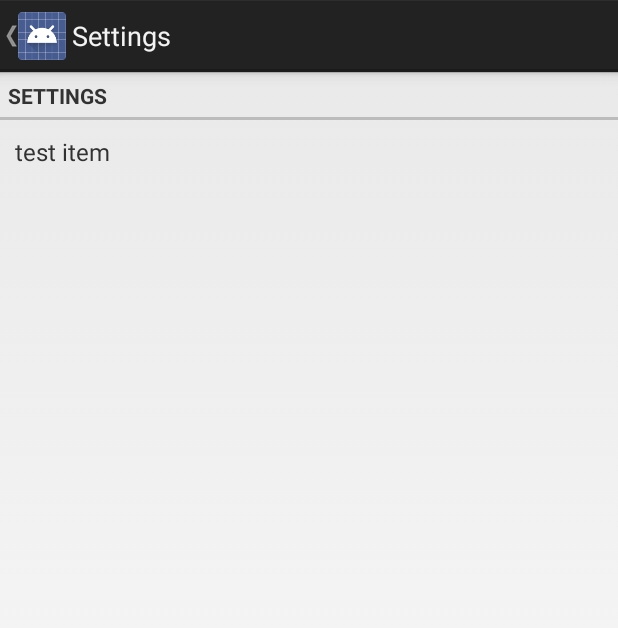
After one commit to kjl9999/LiquidGalaxyOpenDataProject, an Android app: the SettingsActivity screen opened directly, with no data from a screen before it, on a phone screen of 412 x 824 dp. The commit adds this screen. Shown: the top 628 px of the screen. Run offline under Robolectric (Android 15) with nearby library versions, the phone set to English and light mode, and no system bars.

Commit message:
2
Added Settings Activity

```diff
--- /dev/null
+++ b/LiquidGalaxyOpenData/src/main/java/com/kjl/liquidgalaxyopendata/SettingsActivity.java
@@ -0,0 +1,94 @@
+package com.kjl.liquidgalaxyopendata;
+
+import android.annotation.TargetApi;
+import android.app.Activity;
+import android.content.Context;
+import android.content.res.Configuration;
+import android.media.Ringtone;
+import android.media.RingtoneManager;
+import android.net.Uri;
+import android.os.Build;
+import android.os.Bundle;
+import android.preference.ListPreference;
+import android.preference.Preference;
+import android.preference.PreferenceActivity;
+import android.preference.PreferenceCategory;
+import android.preference.PreferenceFragment;
+import android.preference.PreferenceManager;
+import android.preference.RingtonePreference;
+import android.text.TextUtils;
+import android.view.LayoutInflater;
+import android.view.MenuItem;
+import android.support.v4.app.NavUtils;
+import android.widget.ArrayAdapter;
+import android.widget.ListView;
+
+import java.util.ArrayList;
+import java.util.Arrays;
+import java.util.List;
+
+/**
+ * A {@link PreferenceActivity} that presents a set of application settings. On
+ * handset devices, settings are presented as a single list. On tablets,
+ * settings are split by category, with category headers shown to the left of
+ * the list of settings.
+ * <p>
+ * See <a href="http://developer.android.com/design/patterns/settings.html">
+ * Android Design: Settings</a> for design guidelines and the <a
+ * href="http://developer.android.com/guide/topics/ui/settings.html">Settings
+ * API Guide</a> for more information on developing a Settings UI.
+ */
+public class SettingsActivity extends Activity {
+    /**
+     * Determines whether to always show the simplified settings UI, where
+     * settings are presented in a single list. When false, settings are shown
+     * as a master/detail two-pane view on tablets. When true, a single pane is
+     * shown on tablets.
+     */
+    private static final boolean ALWAYS_SIMPLE_PREFS = false;
+
+    @Override
+    protected void onCreate(Bundle savedInstanceState) {
+        super.onCreate(savedInstanceState);
+        setupActionBar();
+        setContentView(R.layout.settings);
+        final ListView listview = (ListView) findViewById(R.id.datasourcelist);
+        final ArrayAdapter<String> listAdapter ;
+
+        // Create ArrayAdapter using the planet list.
+        listAdapter = new ArrayAdapter<String>(this, R.layout.imagelistlayout);
+        listAdapter.add("test item");
+        listview.setAdapter(listAdapter);
+    }
+
+    /**
+     * Set up the {@link android.app.ActionBar}, if the API is available.
+     */
+    @TargetApi(Build.VERSION_CODES.HONEYCOMB)
+    private void setupActionBar() {
+        if (Build.VERSION.SDK_INT >= Build.VERSION_CODES.HONEYCOMB) {
+            // Show the Up button in the action bar.
+            getActionBar().setDisplayHomeAsUpEnabled(true);
+        }
+    }
+
+    @Override
+    public boolean onOptionsItemSelected(MenuItem item) {
+        switch (item.getItemId()) {
+            case android.R.id.home:
+                // This ID represents the Home or Up button. In the case of this
+                // activity, the Up button is shown. Use NavUtils to allow users
+                // to navigate up one level in the application structure. For
+                // more details, see the Navigation pattern on Android Design:
+                //
+                // http://developer.android.com/design/patterns/navigation.html#up-vs-back
+                //
+                // TODO: If Settings has multiple levels, Up should navigate up
+                // that hierarchy.
+                NavUtils.navigateUpFromSameTask(this);
+                return true;
+        }
+        return super.onOptionsItemSelected(item);
+    }
+
+}
--- /dev/null
+++ b/LiquidGalaxyOpenData/src/main/res/layout/imagelistlayout.xml
@@ -0,0 +1,7 @@
+<TextView xmlns:android="http://schemas.android.com/apk/res/android"
+          android:id="@+id/rowTextView"
+          android:layout_width="fill_parent"
+          android:layout_height="wrap_content"
+          android:padding="10dp"
+          android:textSize="16sp" >
+</TextView>
--- /dev/null
+++ b/LiquidGalaxyOpenData/src/main/res/layout/settings.xml
@@ -0,0 +1,24 @@
+<?xml version="1.0" encoding="utf-8"?>
+
+<LinearLayout xmlns:android="http://schemas.android.com/apk/res/android"
+              xmlns:tools="http://schemas.android.com/tools"
+              android:orientation="vertical"
+              android:layout_width="match_parent"
+              android:layout_height="match_parent">
+    <TextView
+            xmlns:android="http://schemas.android.com/apk/res/android"
+            android:id="@+id/datasources"
+            android:layout_width="fill_parent"
+            android:layout_height="wrap_content"
+            android:paddingTop="2dip"
+            android:paddingBottom="2dip"
+            android:paddingLeft="5dip"
+            style="?android:attr/listSeparatorTextViewStyle"
+            android:text="@string/action_settings"/>
+
+    <ListView
+            android:layout_width="wrap_content"
+            android:layout_height="wrap_content"
+            android:id="@+id/datasourcelist"
+            tools:listitem="@android:layout/simple_list_item_2"/>
+</LinearLayout>
--- a/LiquidGalaxyOpenData/src/main/res/values/dimens.xml
+++ b/LiquidGalaxyOpenData/src/main/res/values/dimens.xml
@@ -1,5 +1,5 @@
 <resources>
     <!-- Default screen margins, per the Android Design guidelines. -->
     <dimen name="activity_horizontal_margin">16dp</dimen>
-    <dimen name="activity_vertical_margin">16dp</dimen>
+    <dimen name="activity_vertical_margin">0dp</dimen>
 </resources>
```
Also changed, not shown: LiquidGalaxyOpenData/src/main/AndroidManifest.xml (+9 -1 lines), LiquidGalaxyOpenData/src/main/java/com/kjl/liquidgalaxyopendata/MainActivity.java (+21 -0 lines), LiquidGalaxyOpenData/src/main/res/layout/activity_main.xml (+6 -5 lines), LiquidGalaxyOpenData/src/main/res/menu/main.xml (+4 -4 lines), LiquidGalaxyOpenData/src/main/res/values/strings_activity_settings.xml (added, +59 -0 lines), LiquidGalaxyOpenData/src/main/res/xml/pref_data_sync.xml (added, +21 -0 lines), LiquidGalaxyOpenData/src/main/res/xml/pref_general.xml (added, +33 -0 lines), LiquidGalaxyOpenData/src/main/res/xml/pref_headers.xml (added, +17 -0 lines), LiquidGalaxyOpenData/src/main/res/xml/pref_notification.xml (added, +27 -0 lines), LiquidGalaxyOpenData/src/main/res/drawable-hdpi/settings.png (added), LiquidGalaxyOpenData/src/main/res/drawable-mdpi/settings.png (added), LiquidGalaxyOpenData/src/main/res/drawable-xhdpi/settings.png (added), LiquidGalaxyOpenData/src/main/res/drawable-xxhdpi/settings.png (added).
